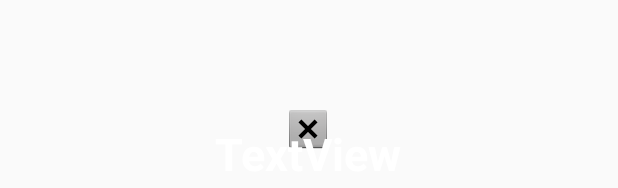
After one commit to LeeChangSeok-H/CarManagement, an Android app: the layout fragment_search_pageritem.xml on its own in the app's theme, with its tools: preview values and no code run, on a phone screen of 412 x 824 dp. The commit adds this screen. Shown: the part 488-676 px from the top of the screen. Run offline under Robolectric (Android 15) with nearby library versions, the phone set to English and light mode, and no system bars.

Commit message:
add search viewpager

```diff
--- a/app/build.gradle
+++ b/app/build.gradle
@@ -35,6 +35,7 @@ dependencies {
     androidTestImplementation 'androidx.test.espresso:espresso-core:3.1.1'
     implementation 'com.google.android.material:material:1.0.0'
     implementation 'com.gauravk.bubblenavigation:bubblenavigation:1.0.7'
+    implementation 'com.afollestad:viewpagerdots:1.0.0'
 
     implementation 'com.google.firebase:firebase-analytics:17.2.0'
     implementation 'com.google.firebase:firebase-firestore:20.2.0'
--- a/app/src/main/AndroidManifest.xml
+++ b/app/src/main/AndroidManifest.xml
@@ -23,6 +23,7 @@
         <activity android:name=".search.SearchFragment"></activity>
         <activity android:name=".SettingActivity"></activity>
         <activity android:name=".home.modifycar.ModifyCarActivity"></activity>
+        <activity android:name=".search.SearchActivity"></activity>
 
         <service
             android:name=".common.MyFirebaseMessagingService">
--- /dev/null
+++ b/app/src/main/java/com/happylife/carmanagement/search/SearchPagerItem.kt
@@ -0,0 +1,3 @@
+package com.happylife.carmanagement.search
+
+data class SearchPagerItem(val imageId: Int, val text : String, val color : Int){}
--- /dev/null
+++ b/app/src/main/res/layout/fragment_search_pageritem.xml
@@ -0,0 +1,35 @@
+<?xml version="1.0" encoding="utf-8"?>
+<RelativeLayout xmlns:android="http://schemas.android.com/apk/res/android"
+    xmlns:app="http://schemas.android.com/apk/res-auto"
+    android:layout_width="match_parent"
+    android:layout_height="match_parent"
+    >
+
+
+    <RelativeLayout
+        android:layout_width="wrap_content"
+        android:layout_height="wrap_content"
+        android:id="@+id/rl_search_viewPager"
+        android:layout_centerInParent="true">
+        <ImageView
+            android:id="@+id/iv_search_pagerItem"
+            android:layout_width="wrap_content"
+            android:layout_height="wrap_content"
+            android:layout_centerInParent="true"
+            android:background="@android:drawable/btn_dialog" />
+
+        <TextView
+            android:id="@+id/tv_search_pagerItem"
+            android:layout_width="wrap_content"
+            android:layout_height="wrap_content"
+            android:layout_below="@+id/iv_search_pagerItem"
+            android:layout_centerHorizontal="true"
+            android:layout_margin="20dp"
+            android:text="TextView"
+            android:textColor="@color/colorWhite"
+            android:textSize="30dp"
+            android:textStyle="bold"/>
+    </RelativeLayout>
+
+
+</RelativeLayout>
```
Also changed, not shown: app/src/main/java/com/happylife/carmanagement/search/SearchActivity.kt (added, +47 -0 lines), app/src/main/java/com/happylife/carmanagement/search/SearchFragment.kt (+26 -0 lines), app/src/main/java/com/happylife/carmanagement/search/SearchPagerAdapter.kt (added, +62 -0 lines), app/src/main/res/layout/activity_search.xml (added, +75 -0 lines), app/src/main/res/layout/fragment_search.xml (+21 -7 lines), 1 other file.
